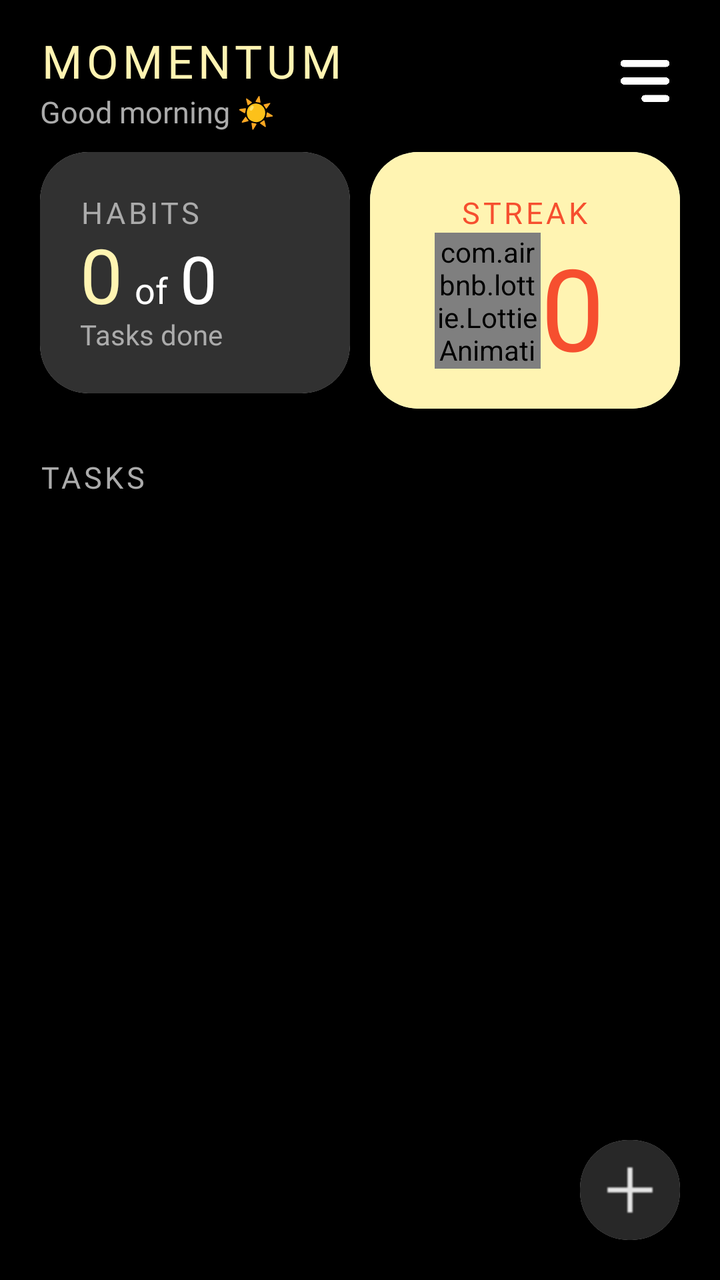
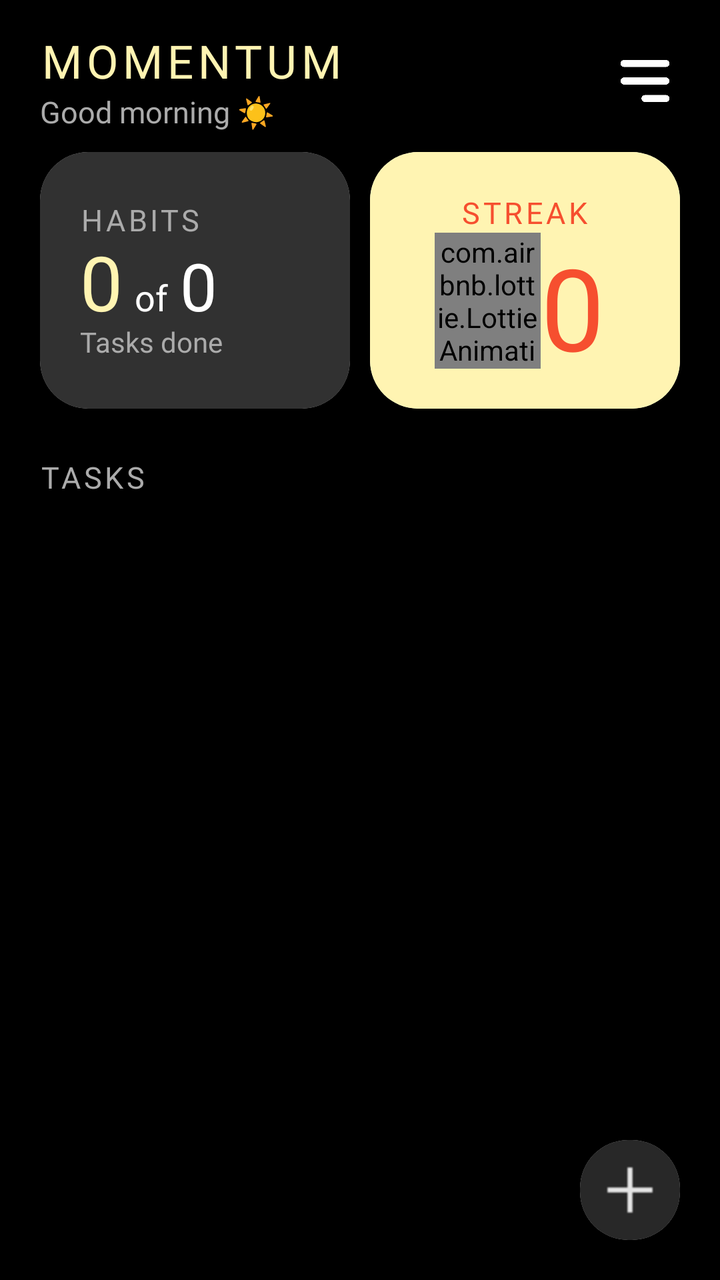

An Android layout rendered at two revisions. The XML below is the earlier revision; the diff shows what the commit changed to produce the second picture.
<!-- AndroidManifest.xml: application theme Theme.Habits -->
<!-- res/layout/activity_main.xml -->
<?xml version="1.0" encoding="utf-8"?>
<RelativeLayout xmlns:android="http://schemas.android.com/apk/res/android"
    xmlns:app="http://schemas.android.com/apk/res-auto"
    xmlns:tools="http://schemas.android.com/tools"
    android:id="@+id/main"
    android:layout_width="match_parent"
    android:layout_height="match_parent"
    android:background="@color/black"
    tools:context=".MainActivity">

    
    <RelativeLayout
        android:id="@+id/header"
        android:layout_width="match_parent"
        android:layout_height="wrap_content"
        android:layout_alignParentTop="true"
        android:layout_marginHorizontal="20dp"
        android:layout_marginTop="15dp">

        <TextView
            android:id="@+id/title_txt"
            android:layout_width="wrap_content"
            android:layout_height="wrap_content"
            android:layout_alignParentStart="true"
            android:layout_marginEnd="10dp"
            android:alpha="1"
            android:ellipsize="end"
            android:fontFamily="@font/google_sans_bold"
            android:letterSpacing="0.1"
            android:text="MOMENTUM"
            android:textColor="@color/streak_yellow"
            android:textSize="23sp" />

        <TextView
            android:id="@+id/wish_txt"
            android:layout_width="wrap_content"
            android:layout_height="wrap_content"
            android:layout_below="@id/title_txt"
            android:fontFamily="@font/google_sans_regular"
            android:text="Good morning ☀️"
            android:textColor="@color/secondary_text"
            android:textSize="15sp" />

        <ImageView
            android:id="@+id/settings"
            android:layout_width="35dp"
            android:layout_height="35dp"
            android:layout_alignParentEnd="true"
            android:layout_centerVertical="true"
            android:src="@drawable/settings" />

    </RelativeLayout>

    <LinearLayout
        android:id="@+id/cards"
        android:layout_width="match_parent"
        android:layout_height="wrap_content"
        android:layout_below="@id/header"
        android:layout_marginHorizontal="20dp"
        android:layout_marginTop="10dp"
        android:orientation="horizontal"
        android:weightSum="2">

        <com.google.android.material.card.MaterialCardView
            android:id="@+id/habit_card"
            android:layout_width="match_parent"
            android:layout_height="wrap_content"
            android:layout_marginEnd="5dp"
            android:layout_weight="1"
            app:cardCornerRadius="24dp">

            <LinearLayout
                android:layout_width="match_parent"
                android:layout_height="match_parent"
                android:background="@color/dark_grey"
                android:gravity=""
                android:orientation="vertical"
                android:padding="20dp">

                <TextView
                    android:layout_width="wrap_content"
                    android:layout_height="wrap_content"
                    android:fontFamily="@font/google_sans_regular"
                    android:letterSpacing="0.1"
                    android:text="HABITS"
                    android:textColor="@color/secondary_text"
                    android:textSize="15sp" />

                <LinearLayout
                    android:layout_width="match_parent"
                    android:layout_height="wrap_content"
                    android:layout_marginTop="-5dp"
                    android:orientation="horizontal">

                    <TextView
                        android:id="@+id/finished_tasks"
                        android:layout_width="wrap_content"
                        android:layout_height="wrap_content"
                        android:layout_marginEnd="6dp"
                        android:fontFamily="@font/google_sans_bold"
                        android:text="0"
                        android:textColor="@color/streak_yellow"
                        android:textSize="38sp" />

                    <TextView
                        android:layout_width="wrap_content"
                        android:layout_height="wrap_content"
                        android:layout_marginEnd="6dp"
                        android:fontFamily="@font/google_sans_bold"
                        android:text="of"
                        android:textColor="@color/white"
                        android:textSize="18sp" />

                    <TextView
                        android:id="@+id/total_tasks"
                        android:layout_width="wrap_content"
                        android:layout_height="wrap_content"
                        android:fontFamily="@font/google_sans_bold"
                        android:text="0"
                        android:textColor="@color/white"
                        android:textSize="33sp" />

                </LinearLayout>

                <TextView
                    android:layout_width="wrap_content"
                    android:layout_height="wrap_content"
                    android:layout_marginTop="-5dp"
                    android:fontFamily="@font/google_sans_regular"
                    android:text="Tasks done"
                    android:textColor="@color/secondary_text" />

            </LinearLayout>

        </com.google.android.material.card.MaterialCardView>

        <com.google.android.material.card.MaterialCardView
            android:id="@+id/streak_card"
            android:layout_width="match_parent"
            android:layout_height="wrap_content"
            android:layout_marginStart="5dp"
            android:layout_weight="1"
            app:cardCornerRadius="24dp">

            <LinearLayout
                android:id="@+id/streak_bg"
                android:layout_width="match_parent"
                android:layout_height="match_parent"
                android:background="@color/streak_yellow"
                android:orientation="vertical"
                android:paddingHorizontal="8dp"
                android:paddingVertical="20dp">

                <TextView
                    android:id="@+id/streak_txt"
                    android:layout_width="wrap_content"
                    android:layout_height="wrap_content"
                    android:layout_gravity="center"
                    android:fontFamily="@font/google_sans_regular"
                    android:letterSpacing="0.1"
                    android:text="STREAK"
                    android:textColor="@color/streak_orange"
                    android:textSize="15sp" />

                <LinearLayout
                    android:layout_width="wrap_content"
                    android:layout_height="wrap_content"
                    android:layout_gravity="center"
                    android:orientation="horizontal">

                    <com.airbnb.lottie.LottieAnimationView
                        android:id="@+id/lottie_fire"
                        android:layout_width="53dp"
                        android:layout_height="68dp"
                        android:layout_gravity="center"
                        app:lottie_autoPlay="true"
                        app:lottie_loop="true"
                        app:lottie_rawRes="@raw/fire_lottie" />

                    <TextView
                        android:id="@+id/streak_day"
                        android:layout_width="wrap_content"
                        android:layout_height="wrap_content"
                        android:layout_gravity="bottom"
                        android:layout_marginEnd="5dp"
                        android:layout_marginBottom="-3dp"
                        android:fontFamily="@font/google_sans_bold"
                        android:includeFontPadding="false"
                        android:text="0"
                        android:textColor="@color/streak_orange"
                        android:textSize="57sp" />

                </LinearLayout>


            </LinearLayout>

        </com.google.android.material.card.MaterialCardView>

    </LinearLayout>

    <androidx.recyclerview.widget.RecyclerView
        android:id="@+id/calendar_recycler"
        android:layout_width="match_parent"
        android:layout_height="wrap_content"
        android:layout_below="@id/cards"
        android:contentDescription="@string/show_month_calendar_description"
        android:layout_marginStart="10dp"
        android:layout_marginTop="8dp"
        android:layout_marginEnd="20dp"
        android:layout_marginBottom="16dp"
        android:orientation="horizontal"
        android:overScrollMode="never" />

    <com.google.android.material.card.MaterialCardView
        android:id="@+id/month_calendar_card"
        android:layout_width="match_parent"
        android:layout_height="wrap_content"
        android:layout_below="@id/calendar_recycler"
        android:layout_marginHorizontal="18dp"
        android:layout_marginBottom="12dp"
        android:visibility="gone"
        app:cardCornerRadius="24dp"
        tools:visibility="visible">

        <LinearLayout
            android:layout_width="match_parent"
            android:layout_height="match_parent"
            android:orientation="vertical"
            android:paddingHorizontal="12dp"
            android:paddingVertical="12dp">

            <com.anish.momentum.ui.MonthCalendarView
                android:id="@+id/month_calendar"
                android:layout_width="match_parent"
                android:layout_height="wrap_content" />

        </LinearLayout>

    </com.google.android.material.card.MaterialCardView>

    <TextView
        android:id="@+id/tasks"
        android:layout_width="wrap_content"
        android:layout_height="wrap_content"
        android:layout_below="@id/month_calendar_card"
        android:layout_marginStart="20dp"
        android:fontFamily="@font/google_sans_regular"
        android:letterSpacing="0.1"
        android:text="TASKS"
        android:textColor="@color/secondary_text"
        android:textSize="15sp" />

    <androidx.recyclerview.widget.RecyclerView
        android:id="@+id/habit_recycler"
        android:layout_width="match_parent"
        android:layout_height="wrap_content"
        android:layout_below="@id/tasks"
        android:layout_marginHorizontal="20dp"
        android:layout_marginTop="10dp" />

    <TextView
        android:id="@+id/no_tasks_text"
        android:layout_width="wrap_content"
        android:layout_height="wrap_content"
        android:layout_below="@id/habit_recycler"
        android:layout_centerHorizontal="true"
        android:layout_marginTop="16dp"
        android:fontFamily="@font/google_sans_regular"
        android:text="No tasks"
        android:textColor="@color/secondary_text"
        android:textSize="18sp"
        android:visibility="gone" />

    <com.google.android.material.card.MaterialCardView
        android:id="@+id/add_habit_btn"
        android:layout_width="50dp"
        android:layout_height="50dp"
        android:layout_alignParentEnd="true"
        android:layout_alignParentBottom="true"
        android:layout_marginEnd="20dp"
        android:layout_marginBottom="20dp"
        app:cardCornerRadius="24dp"
        app:cardElevation="0dp">

        <RelativeLayout
            android:layout_width="match_parent"
            android:layout_height="match_parent"
            android:background="@color/fab_background"
            android:padding="10dp">

            <ImageView
                android:layout_width="50dp"
                android:layout_height="50dp"
                android:src="@drawable/add" />

        </RelativeLayout>

    </com.google.android.material.card.MaterialCardView>

    
    <com.google.android.material.card.MaterialCardView
        android:id="@+id/ai_btn"
        android:layout_width="50dp"
        android:layout_height="50dp"
        android:visibility="gone"
        android:layout_above="@id/add_habit_btn"
        android:layout_alignParentEnd="true"
        android:layout_marginEnd="20dp"
        android:layout_marginBottom="10dp"
        app:cardCornerRadius="24dp">

        <RelativeLayout
            android:layout_width="match_parent"
            android:layout_height="match_parent"
            android:background="@drawable/gradient"
            android:padding="10dp">

            <ImageView
                android:layout_width="50dp"
                android:layout_height="50dp"
                android:src="@drawable/fire_white" />

        </RelativeLayout>

    </com.google.android.material.card.MaterialCardView>

</RelativeLayout>
<!-- resources referenced by this layout -->
<resources>
  <color name="black">#FF000000</color>
  <color name="dark_grey">#313131</color>
  <color name="fab_background">#282828</color>
  <color name="secondary_text">#ABABAB</color>
  <color name="streak_orange">#f64f2f</color>
  <color name="streak_yellow">#fff4b2</color>
  <color name="white">#FFFFFFFF</color>
  <!-- drawable add: webp bitmap (drawable, 144 bytes) -->
  <!-- drawable fire_white: webp bitmap (drawable, 8156 bytes) -->
  <!-- drawable gradient: webp bitmap (drawable, 3340 bytes) -->
  <!-- drawable settings: webp bitmap (drawable, 1956 bytes) -->
  <string name="show_month_calendar_description">Show the month calendar</string>
  <style name="Theme.Habits" parent="Base.Theme.Habits" />
  <style name="Base.Theme.Habits" parent="Theme.Material3.DayNight.NoActionBar">
          
          
          <item name="materialCardViewStyle">@style/Widget.Momentum.Card</item>
      </style>
  <style name="Widget.Momentum.Card" parent="Widget.Material3.CardView.Elevated">
          <item name="cardBackgroundColor">#FFFFFFFF</item>
          <item name="cardElevation">2dp</item>
      </style>
</resources>

<!-- the commit's change to res/layout/activity_main.xml (unified diff, before → after) -->
@@ -64,7 +64,7 @@
         <com.google.android.material.card.MaterialCardView
             android:id="@+id/habit_card"
             android:layout_width="match_parent"
-            android:layout_height="wrap_content"
+            android:layout_height="match_parent"
             android:layout_marginEnd="5dp"
             android:layout_weight="1"
             app:cardCornerRadius="24dp">
@@ -73,7 +73,7 @@
                 android:layout_width="match_parent"
                 android:layout_height="match_parent"
                 android:background="@color/dark_grey"
-                android:gravity=""
+                android:gravity="center_vertical"
                 android:orientation="vertical"
                 android:padding="20dp">
 
@@ -137,7 +137,7 @@
         <com.google.android.material.card.MaterialCardView
             android:id="@+id/streak_card"
             android:layout_width="match_parent"
-            android:layout_height="wrap_content"
+            android:layout_height="match_parent"
             android:layout_marginStart="5dp"
             android:layout_weight="1"
             app:cardCornerRadius="24dp">
@@ -147,6 +147,7 @@
                 android:layout_width="match_parent"
                 android:layout_height="match_parent"
                 android:background="@color/streak_yellow"
+                android:gravity="center_vertical"
                 android:orientation="vertical"
                 android:paddingHorizontal="8dp"
                 android:paddingVertical="20dp">
